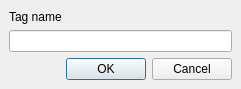
Before: the Qt Designer form src/Authoring/Studio/Palettes/Inspector/VariantTagDialog.ui in flyhex/qt3dstudio, drawn with Qt 5.
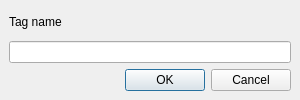
After: the same form once the commit is applied.

Commit message:
Fix the dialog size issues for tag edit dialog
In some environments title bar was too short and height was bit too
small. Also, dialog shouldn't be resizable.

Task-number: QT3DS-3170

Patch:
```diff
--- a/src/Authoring/Studio/Palettes/Inspector/VariantTagDialog.ui
+++ b/src/Authoring/Studio/Palettes/Inspector/VariantTagDialog.ui
@@ -6,8 +6,8 @@
    <rect>
     <x>0</x>
     <y>0</y>
-    <width>241</width>
-    <height>89</height>
+    <width>300</width>
+    <height>100</height>
    </rect>
   </property>
   <property name="windowTitle">
```
The commit also changes 1 other file.
